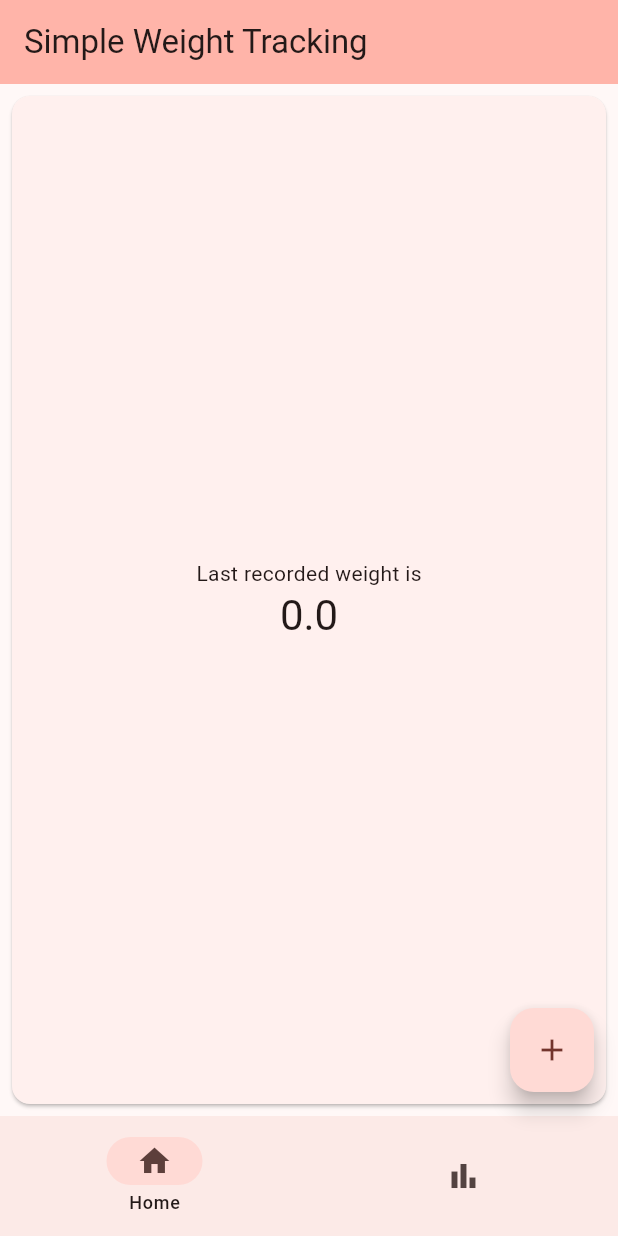
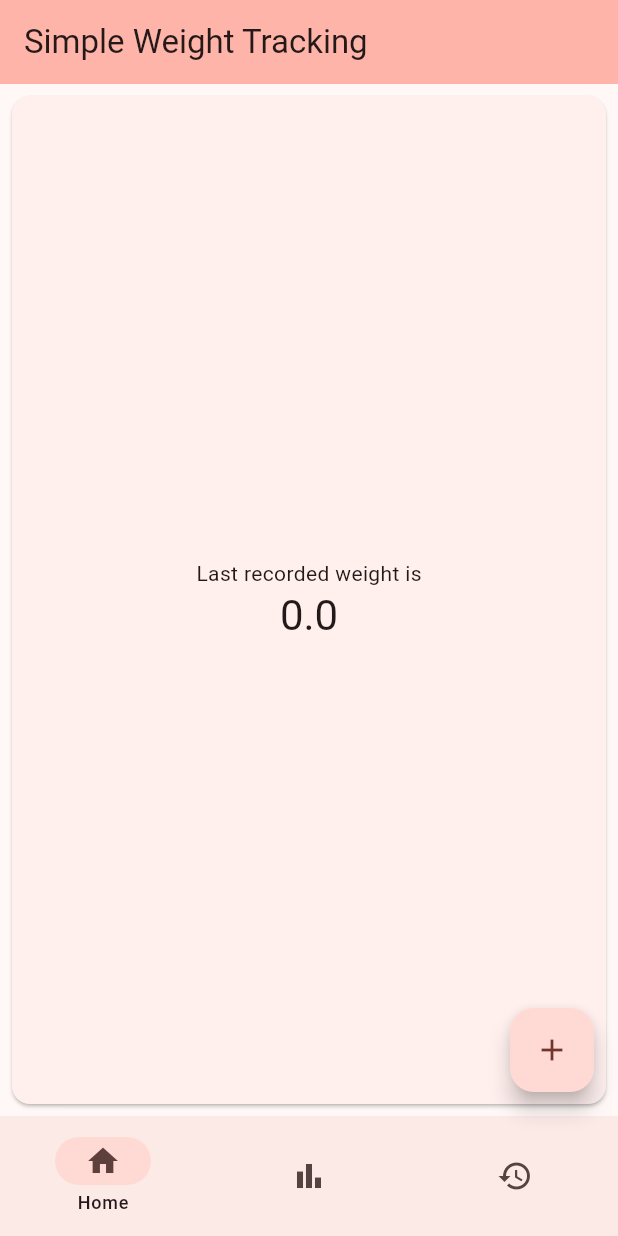
Before and after one commit to abdualdeen/Simply_Weight_App, a Flutter app: the screen it shows after launch, on a phone screen of 412 x 824 dp. Run offline on Flutter 3.47's test engine with Material 3 defaults, Android fonts, the phone set to English and light mode, and no system bars; our stand-ins replace fl_chart, sqflite; accounts and stored records are empty.

Commit message:
started history page for weight item mangement

```diff
--- a/lib/main.dart
+++ b/lib/main.dart
@@ -89,7 +89,6 @@ class _MyHomePageState extends State<MyHomePage> {
                     newWeight.dateTime = DateTime.now();
 
                     // todo: implement some input validation for weight
-                    // todo: fix problem where the first input being recorded is zero.
                     await dbHelper.insertWeight(newWeight);
                     // initState(); todo: for when you implement pulling all weights
 
@@ -149,6 +148,10 @@ class _MyHomePageState extends State<MyHomePage> {
           NavigationDestination(
             icon: Icon(Icons.bar_chart),
             label: 'Chart',
+          ),
+          NavigationDestination(
+            icon: Icon(Icons.history),
+            label: 'History',
           ),
         ],
       ),
@@ -215,10 +218,18 @@ class _MyHomePageState extends State<MyHomePage> {
                     ),
                     lineBarsData: [
                       LineChartBarData(spots: weightSpots),
-                      ]),
+                    ],
+                  ),
                 );
               }
             },
+          ),
+        ),
+        // history page
+        Card(
+          margin: const EdgeInsets.all(8.0),
+          child: ListView(
+            children: [],
           ),
         ),
       ][currentPageIndex],
```
Lines whose indentation alone changed are shown as unchanged.
